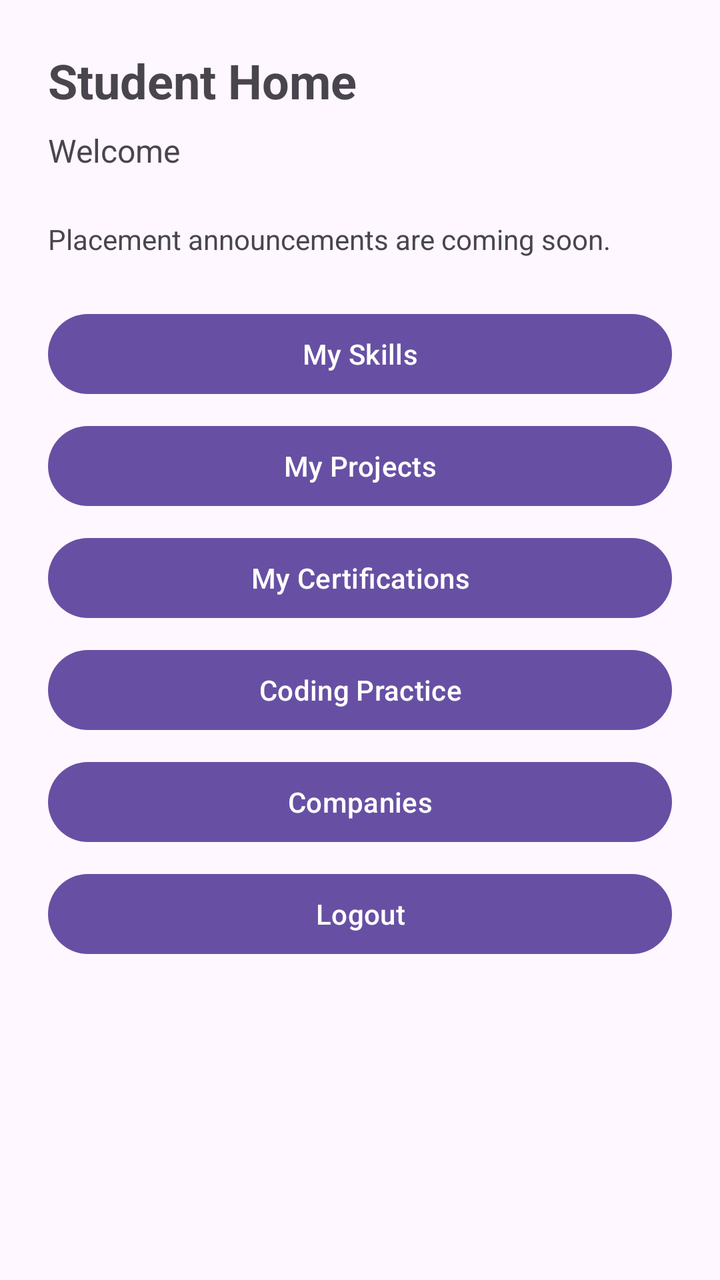
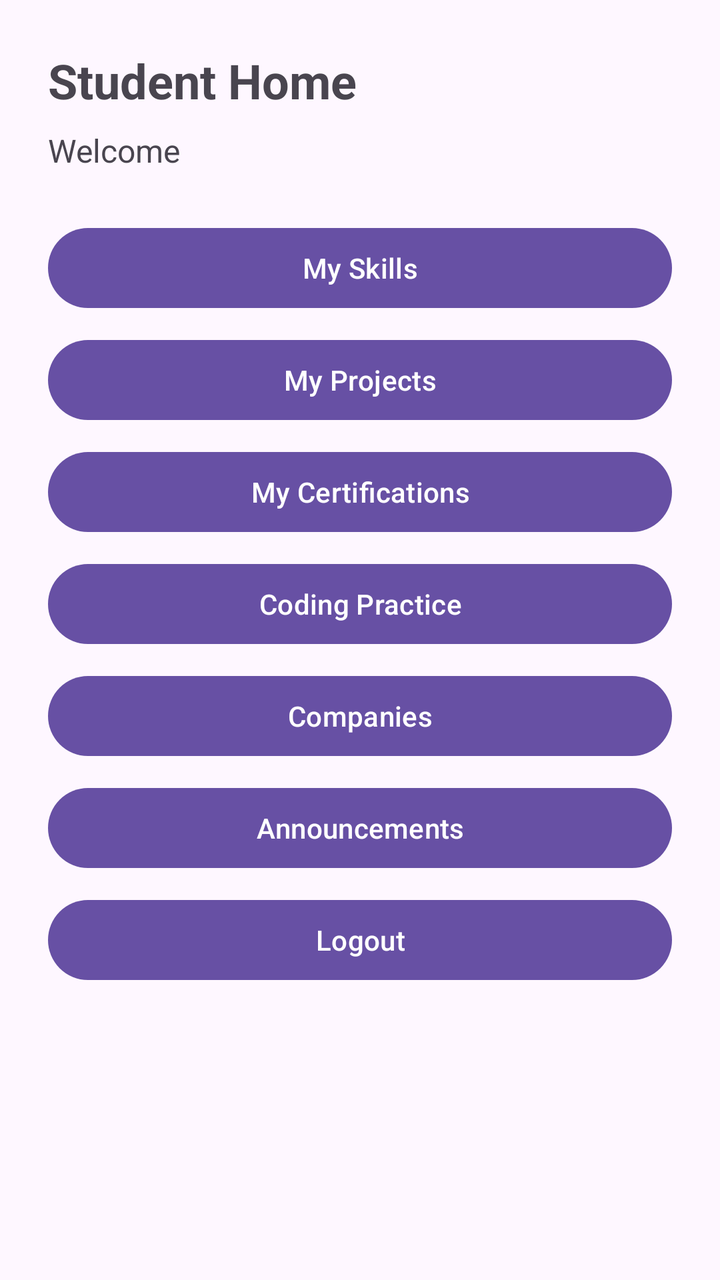

An Android layout rendered at two revisions. The XML below is the earlier revision; the diff shows what the commit changed to produce the second picture.
<!-- AndroidManifest.xml: application theme Theme.StudentSkillsPlacementTracker -->
<!-- res/layout/activity_student_home.xml -->
<?xml version="1.0" encoding="utf-8"?>
<ScrollView xmlns:android="http://schemas.android.com/apk/res/android"
    android:layout_width="match_parent"
    android:layout_height="match_parent"
    android:fillViewport="true">

    <LinearLayout
        android:layout_width="match_parent"
        android:layout_height="wrap_content"
        android:orientation="vertical"
        android:padding="24dp">

        <TextView
            android:id="@+id/studentHomeTitleTextView"
            android:layout_width="wrap_content"
            android:layout_height="wrap_content"
            android:text="@string/student_home_title"
            android:textSize="24sp"
            android:textStyle="bold"
            android:layout_marginBottom="8dp" />

        <TextView
            android:id="@+id/welcomeTextView"
            android:layout_width="match_parent"
            android:layout_height="wrap_content"
            android:text="@string/student_home_welcome_unknown"
            android:textSize="16sp"
            android:layout_marginBottom="24dp" />

        <ProgressBar
            android:id="@+id/profileProgressBar"
            android:layout_width="wrap_content"
            android:layout_height="wrap_content"
            android:layout_gravity="center_horizontal"
            android:layout_marginBottom="16dp"
            android:visibility="gone" />

        <TextView
            android:id="@+id/profileMessageTextView"
            android:layout_width="match_parent"
            android:layout_height="wrap_content"
            android:textSize="16sp"
            android:layout_marginBottom="16dp"
            android:visibility="gone" />

        <LinearLayout
            android:id="@+id/profileContainer"
            android:layout_width="match_parent"
            android:layout_height="wrap_content"
            android:orientation="vertical"
            android:layout_marginBottom="24dp"
            android:visibility="gone">

            <TextView
                android:layout_width="wrap_content"
                android:layout_height="wrap_content"
                android:text="@string/student_home_profile_section"
                android:textSize="18sp"
                android:textStyle="bold"
                android:layout_marginBottom="8dp" />

            <TextView
                android:id="@+id/nameTextView"
                android:layout_width="match_parent"
                android:layout_height="wrap_content"
                android:textSize="16sp"
                android:paddingBottom="4dp" />

            <TextView
                android:id="@+id/emailTextView"
                android:layout_width="match_parent"
                android:layout_height="wrap_content"
                android:textSize="16sp"
                android:paddingBottom="4dp" />

            <TextView
                android:id="@+id/departmentTextView"
                android:layout_width="match_parent"
                android:layout_height="wrap_content"
                android:textSize="16sp"
                android:paddingBottom="4dp" />

            <TextView
                android:id="@+id/yearTextView"
                android:layout_width="match_parent"
                android:layout_height="wrap_content"
                android:textSize="16sp"
                android:paddingBottom="4dp" />

            <TextView
                android:id="@+id/cgpaTextView"
                android:layout_width="match_parent"
                android:layout_height="wrap_content"
                android:textSize="16sp" />

        </LinearLayout>

        <TextView
            android:layout_width="match_parent"
            android:layout_height="wrap_content"
            android:text="@string/student_home_coming_soon"
            android:textSize="14sp"
            android:layout_marginBottom="24dp" />

        <Button
            android:id="@+id/skillsButton"
            android:layout_width="match_parent"
            android:layout_height="wrap_content"
            android:layout_marginBottom="8dp"
            android:text="@string/btn_my_skills" />

        <Button
            android:id="@+id/projectsButton"
            android:layout_width="match_parent"
            android:layout_height="wrap_content"
            android:layout_marginBottom="8dp"
            android:text="@string/btn_my_projects" />

        <Button
            android:id="@+id/certificationsButton"
            android:layout_width="match_parent"
            android:layout_height="wrap_content"
            android:layout_marginBottom="8dp"
            android:text="@string/btn_my_certifications" />

        <Button
            android:id="@+id/codingButton"
            android:layout_width="match_parent"
            android:layout_height="wrap_content"
            android:layout_marginBottom="8dp"
            android:text="@string/btn_my_coding" />

        <Button
            android:id="@+id/companiesButton"
            android:layout_width="match_parent"
            android:layout_height="wrap_content"
            android:layout_marginBottom="8dp"
            android:text="@string/btn_companies" />

        <Button
            android:id="@+id/logoutButton"
            android:layout_width="match_parent"
            android:layout_height="wrap_content"
            android:text="@string/btn_logout" />

    </LinearLayout>

</ScrollView>
<!-- resources referenced by this layout -->
<resources>
  <string name="btn_companies">Companies</string>
  <string name="btn_logout">Logout</string>
  <string name="btn_my_certifications">My Certifications</string>
  <string name="btn_my_coding">Coding Practice</string>
  <string name="btn_my_projects">My Projects</string>
  <string name="btn_my_skills">My Skills</string>
  <string name="student_home_coming_soon">Placement announcements are coming soon.</string>
  <string name="student_home_profile_section">Profile</string>
  <string name="student_home_title">Student Home</string>
  <string name="student_home_welcome_unknown">Welcome</string>
  <style name="Theme.StudentSkillsPlacementTracker" parent="Base.Theme.StudentSkillsPlacementTracker" />
  <style name="Base.Theme.StudentSkillsPlacementTracker" parent="Theme.Material3.DayNight.NoActionBar">
          
          
      </style>
</resources>

<!-- the commit's change to res/layout/activity_student_home.xml (unified diff, before → after) -->
@@ -95,13 +95,6 @@
 
         </LinearLayout>
 
-        <TextView
-            android:layout_width="match_parent"
-            android:layout_height="wrap_content"
-            android:text="@string/student_home_coming_soon"
-            android:textSize="14sp"
-            android:layout_marginBottom="24dp" />
-
         <Button
             android:id="@+id/skillsButton"
             android:layout_width="match_parent"
@@ -138,6 +131,13 @@
             android:text="@string/btn_companies" />
 
         <Button
+            android:id="@+id/announcementsButton"
+            android:layout_width="match_parent"
+            android:layout_height="wrap_content"
+            android:layout_marginBottom="8dp"
+            android:text="@string/btn_announcements" />
+
+        <Button
             android:id="@+id/logoutButton"
             android:layout_width="match_parent"
             android:layout_height="wrap_content"
<!-- resource entries referenced after the edit -->
@@ -1,12 +1,12 @@
 <!-- resources referenced by this layout -->
 <resources>
+  <string name="btn_announcements">Announcements</string>
   <string name="btn_companies">Companies</string>
   <string name="btn_logout">Logout</string>
   <string name="btn_my_certifications">My Certifications</string>
   <string name="btn_my_coding">Coding Practice</string>
   <string name="btn_my_projects">My Projects</string>
   <string name="btn_my_skills">My Skills</string>
-  <string name="student_home_coming_soon">Placement announcements are coming soon.</string>
   <string name="student_home_profile_section">Profile</string>
   <string name="student_home_title">Student Home</string>
   <string name="student_home_welcome_unknown">Welcome</string>
